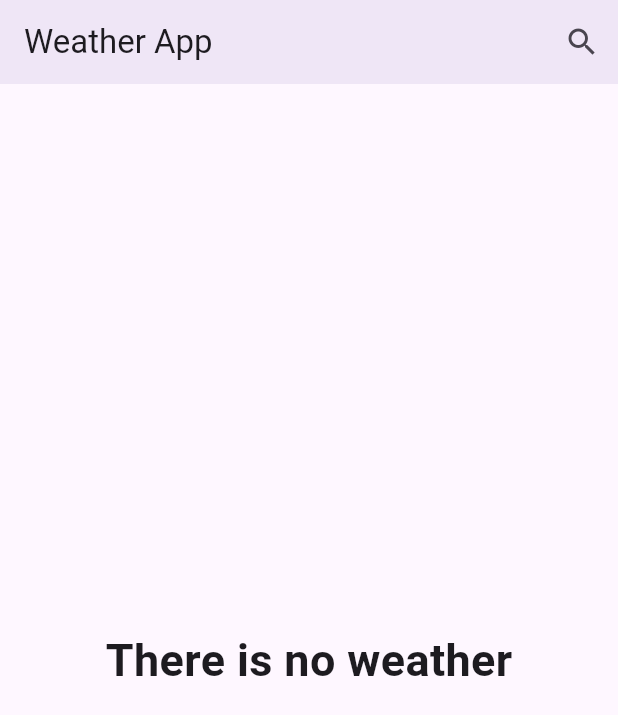
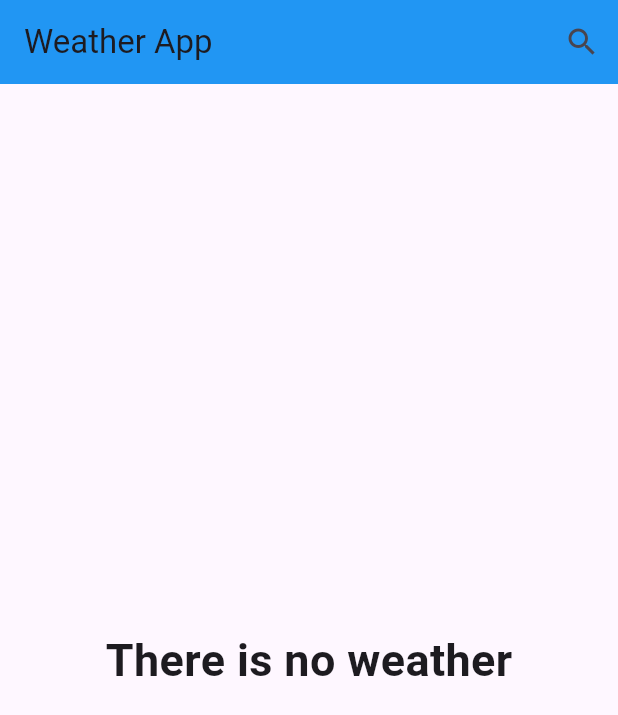
Before and after one commit to MahmoudHassan2505/Weather-App, a Flutter app: the screen it shows after launch, on a phone screen of 412 x 824 dp. Shown: the top 715 px of the screen. Run offline on Flutter 3.47's test engine with Material 3 defaults, Android fonts, the phone set to English and light mode, and no system bars; our stand-ins replace dio, flutter_bloc.

Commit message:
adding Theme Color

```diff
--- a/lib/cubits/get_weather_cubit/get_weather_cubit.dart
+++ b/lib/cubits/get_weather_cubit/get_weather_cubit.dart
@@ -6,7 +6,7 @@ import 'package:weather_app/services/weather_services.dart';
 class GetWeatherCubit extends Cubit<WeatherState> {
   GetWeatherCubit() : super(NoWeatherState());
 
-  late WeatherModel weatherModel;
+  WeatherModel? weatherModel;
 
   fetchWeather({required String value}) async {
     try {
--- a/lib/main.dart
+++ b/lib/main.dart
@@ -1,17 +1,157 @@
 import 'package:flutter/material.dart';
 import 'package:flutter_bloc/flutter_bloc.dart';
 import 'package:weather_app/cubits/get_weather_cubit/get_weather_cubit.dart';
+import 'package:weather_app/cubits/get_weather_cubit/get_weather_states.dart';
 import 'package:weather_app/pages/home_page.dart';
 
 void main(List<String> args) {
   runApp(
     BlocProvider(
       create: (context) => GetWeatherCubit(),
-      child: MaterialApp(
-        theme: ThemeData(primarySwatch: Colors.amber),
-        debugShowCheckedModeBanner: false,
-        home: HomePage(),
-      ),
+      child: WeatherApp(),
     ),
   );
 }
+
+class WeatherApp extends StatelessWidget {
+  const WeatherApp({
+    super.key,
+  });
+
+  @override
+  Widget build(BuildContext context) {
+    return Builder(builder: (context) {
+      return BlocBuilder<GetWeatherCubit, WeatherState>(
+        builder: (context, state) {
+          return MaterialApp(
+            theme: ThemeData(
+                primarySwatch: getMaterialColor(
+                    BlocProvider.of<GetWeatherCubit>(context)
+                        .weatherModel
+                        ?.condition)),
+            debugShowCheckedModeBanner: false,
+            home: HomePage(),
+          );
+        },
+      );
+    });
+  }
+}
+
+// cubit patter
+// - create state
+// - create cubit
+// - create function
+// - provide cubit
+// - integrate cubit
+// - trigger cubit
+
+// لو المؤثر واحد يبقي استخدم نفس الكيوبيت
+MaterialColor getMaterialColor(String? condition) {
+  if (condition == null) {
+    return Colors.blue;
+  }
+
+  switch (condition.toLowerCase()) {
+    case 'sunny':
+      return Colors.amber;
+    case 'clear':
+      return Colors.lightBlue;
+    case 'partly cloudy':
+      return Colors.blueGrey;
+    case 'cloudy':
+      return Colors.grey;
+    case 'overcast':
+      return Colors.blueGrey;
+    case 'mist':
+      return Colors.grey;
+    case 'patchy rain possible':
+      return Colors.lightBlue;
+    case 'patchy snow possible':
+      return Colors.lightBlue;
+    case 'patchy sleet possible':
+      return Colors.lightBlue;
+    case 'patchy freezing drizzle possible':
+      return Colors.lightBlue;
+    case 'thundery outbreaks possible':
+      return Colors.deepPurple;
+    case 'blowing snow':
+      return Colors.lightBlue;
+    case 'blizzard':
+      return Colors.lightBlue;
+    case 'fog':
+      return Colors.grey;
+    case 'freezing fog':
+      return Colors.grey;
+    case 'patchy light drizzle':
+      return Colors.lightBlue;
+    case 'light drizzle':
+      return Colors.lightBlue;
+    case 'freezing drizzle':
+      return Colors.lightBlue;
+    case 'heavy freezing drizzle':
+      return Colors.lightBlue;
+    case 'patchy light rain':
+      return Colors.lightBlue;
+    case 'light rain':
+      return Colors.lightBlue;
+    case 'moderate rain at times':
+      return Colors.lightBlue;
+    case 'moderate rain':
+      return Colors.lightBlue;
+    case 'heavy rain at times':
+      return Colors.lightBlue;
+    case 'heavy rain':
+      return Colors.lightBlue;
+    case 'light freezing rain':
+      return Colors.lightBlue;
+    case 'moderate or heavy freezing rain':
+      return Colors.lightBlue;
+    case 'light sleet':
+      return Colors.lightBlue;
+    case 'moderate or heavy sleet':
+      return Colors.lightBlue;
+    case 'patchy light snow':
+      return Colors.lightBlue;
+    case 'light snow':
+      return Colors.lightBlue;
+    case 'patchy moderate snow':
+      return Colors.lightBlue;
+    case 'moderate snow':
+      return Colors.lightBlue;
+    case 'patchy heavy snow':
+      return Colors.lightBlue;
+    case 'heavy snow':
+      return Colors.lightBlue;
+    case 'ice pellets':
+      return Colors.lightBlue;
+    case 'light rain shower':
+      return Colors.lightBlue;
+    case 'moderate or heavy rain shower':
+      return Colors.lightBlue;
+    case 'torrential rain shower':
+      return Colors.lightBlue;
+    case 'light sleet showers':
+      return Colors.lightBlue;
+    case 'moderate or heavy sleet showers':
+      return Colors.lightBlue;
+    case 'light snow showers':
+      return Colors.lightBlue;
+    case 'moderate or heavy snow showers':
+      return Colors.lightBlue;
+    case 'light showers of ice pellets':
+      return Colors.lightBlue;
+    case 'moderate or heavy showers of ice pellets':
+      return Colors.lightBlue;
+    case 'patchy light rain with thunder':
+      return Colors.deepPurple;
+    case 'moderate or heavy rain with thunder':
+      return Colors.deepPurple;
+    case 'patchy light snow with thunder':
+      return Colors.deepPurple;
+    case 'moderate or heavy snow with thunder':
+      return Colors.deepPurple;
+    default:
+      return Colors.grey;
+  }
+}
--- a/lib/pages/home_page.dart
+++ b/lib/pages/home_page.dart
@@ -13,7 +13,8 @@ class HomePage extends StatelessWidget {
   Widget build(BuildContext context) {
     return Scaffold(
       appBar: AppBar(
-        elevation: 5,
+        backgroundColor: Colors.blue,
+        elevation: 0,
         title: const Text(
           "Weather App",
         ),
@@ -31,7 +32,6 @@ class HomePage extends StatelessWidget {
             icon: Icon(Icons.search),
           ),
         ],
-        backgroundColor: Colors.transparent,
       ),
       body: BlocBuilder<GetWeatherCubit, WeatherState>(
         builder: (context, state) {
@@ -40,7 +40,7 @@ class HomePage extends StatelessWidget {
           } else if (state is DisplayWeatherState) {
             return WeatherInfo(
               weatherModel:
-                  BlocProvider.of<GetWeatherCubit>(context).weatherModel,
+                  BlocProvider.of<GetWeatherCubit>(context).weatherModel!,
             );
           } else {
             return const Center(child: Text("There is an error"));
--- a/lib/widgets/weather_info.dart
+++ b/lib/widgets/weather_info.dart
@@ -1,4 +1,5 @@
 import 'package:flutter/material.dart';
+import 'package:weather_app/main.dart';
 import 'package:weather_app/models/weather_model.dart';
 
 class WeatherInfo extends StatelessWidget {
@@ -7,7 +8,20 @@ class WeatherInfo extends StatelessWidget {
 
   @override
   Widget build(BuildContext context) {
-    return Padding(
+    return Container(
+      decoration: BoxDecoration(
+        gradient: LinearGradient(
+          begin: Alignment.topCenter,
+          end: Alignment.bottomCenter,
+          colors: [
+            getMaterialColor(weatherModel.condition),
+            getMaterialColor(weatherModel.condition)[500]!,
+            getMaterialColor(weatherModel.condition)[300]!,
+            getMaterialColor(weatherModel.condition)[50]!,
+          ],
+        ),
+      ),
+      child: Padding(
         padding: const EdgeInsets.only(left: 20, right: 20, bottom: 200),
         child: Column(
           mainAxisAlignment: MainAxisAlignment.center,
@@ -53,6 +67,7 @@ class WeatherInfo extends StatelessWidget {
             )
           ],
         ),
+      ),
     );
   }
 }
```
Lines whose indentation alone changed are shown as unchanged.
